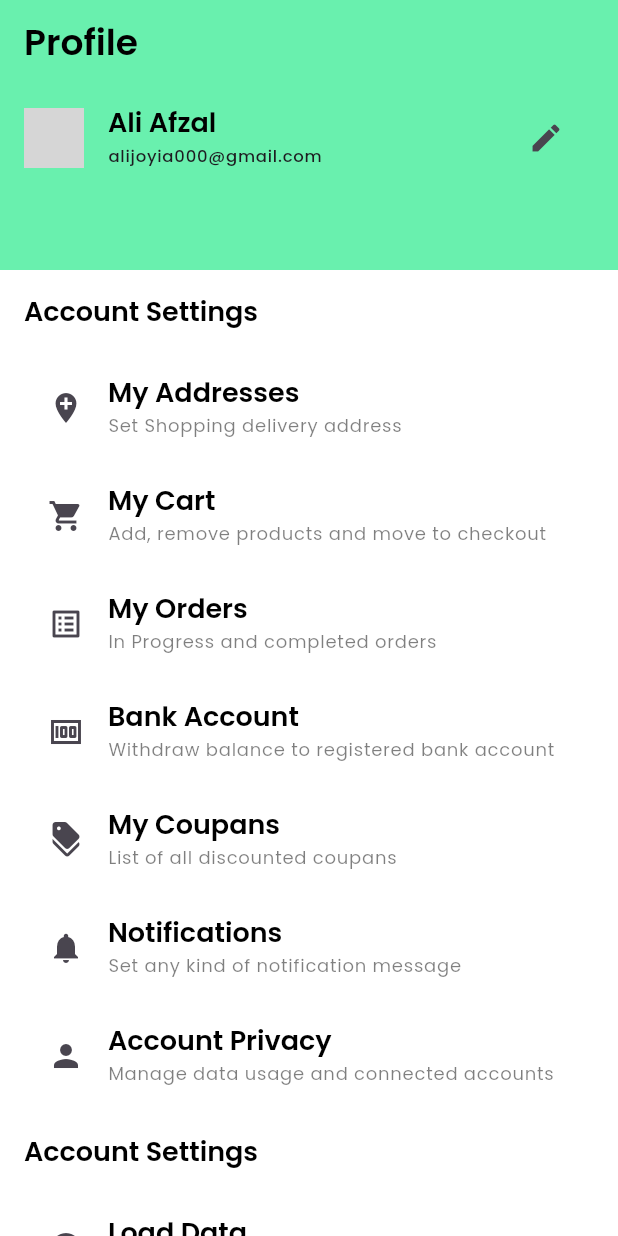
After one commit to Aliafzal323/Trendy-threads, a Flutter app: the ProfileScreen screen opened directly, on a phone screen of 412 x 824 dp. The commit adds this screen. Run offline on Flutter 3.47's test engine with Material 3 defaults, Android fonts, the phone set to English and light mode, and no system bars; our stand-ins replace badges, carousel_slider, flutter_svg, get, get_storage, logger and 1 more; accounts and stored records are empty; network calls fail; grey boxes are pictures that could not be loaded.

Commit message:
User account page Completed

```diff
--- a/lib/features/shop/home/view/view.dart
+++ b/lib/features/shop/home/view/view.dart
@@ -1,14 +1,14 @@
 import 'package:flutter/material.dart';
 import 'package:get/get.dart';
 import 'package:trendy_threads/features/shop/home/Models/home_model.dart';
+import 'package:trendy_threads/features/shop/home/components/products_vertical_card.dart';
 import 'package:trendy_threads/features/shop/home/controllers/home_controller.dart';
 import 'package:trendy_threads/utils/constants/sizes.dart';
-import 'package:trendy_threads/utils/helpers/custom_helpers.dart';
 import 'package:trendy_threads/widgets/app_bar.dart';
 import 'package:trendy_threads/widgets/badge_animation_widget.dart';
 import 'package:trendy_threads/widgets/category_text_widget.dart';
+import 'package:trendy_threads/widgets/custom_grid_view.dart';
 import 'package:trendy_threads/widgets/custom_slider_widget.dart';
-import 'package:trendy_threads/widgets/rounded_image.dart';
 import 'package:trendy_threads/widgets/text_formfield.dart';
 
 part 'home_view.dart';
--- /dev/null
+++ b/lib/features/shop/profile/profile.dart
@@ -0,0 +1 @@
+export 'view/view.dart';
--- /dev/null
+++ b/lib/features/shop/profile/view/profile_view.dart
@@ -0,0 +1,262 @@
+part of 'view.dart';
+
+class ProfileScreen extends StatelessWidget {
+  const ProfileScreen({super.key});
+
+  @override
+  Widget build(BuildContext context) {
+    return Scaffold(
+      body: SingleChildScrollView(
+        child: Column(
+          crossAxisAlignment: CrossAxisAlignment.start,
+          children: [
+            HeaderWidget(
+              height: 180,
+              color: Colors.greenAccent,
+              child: Column(
+                children: [
+                  CustomAppBar(
+                    padding: EdgeInsets.zero,
+                    title: Text(
+                      'Profile',
+                      style: Theme.of(context).textTheme.headlineMedium,
+                    ),
+                  ),
+                  CustomListTile(
+                    imageUrl:
+                        'https://images.pexels.com/photos/220453/pexels-photo-220453.jpeg?auto=compress&cs=tinysrgb&w=1260&h=750&dpr=1',
+                    title: Text(
+                      'Ali Afzal',
+                      style: Theme.of(context).textTheme.headlineSmall,
+                    ),
+                    subtitle: Text(
+                      'alijoyia000@gmail.com',
+                      style: Theme.of(context).textTheme.labelSmall,
+                    ),
+                    trailing: IconButton(
+                      onPressed: () {},
+                      icon: const Icon(
+                        Icons.edit,
+                      ),
+                    ),
+                  ),
+                ],
+              ),
+            ),
+            const SizedBox(
+              height: AppSizes.md,
+            ),
+            Padding(
+              padding: const EdgeInsets.symmetric(horizontal: 16.0),
+              child: Column(
+                crossAxisAlignment: CrossAxisAlignment.start,
+                children: [
+                  Text(
+                    "Account Settings",
+                    style: Theme.of(context).textTheme.headlineSmall,
+                  ),
+                  const SizedBox(
+                    height: AppSizes.md,
+                  ),
+                  CustomListTile(
+                    leading: const Icon(Icons.add_location),
+                    title: Text(
+                      'My Addresses',
+                      style: Theme.of(context).textTheme.headlineSmall,
+                    ),
+                    subtitle: Text(
+                      'Set Shopping delivery address',
+                      style: Theme.of(context).textTheme.labelMedium,
+                    ),
+                  ),
+                  // const Divider(),
+                  CustomListTile(
+                    leading: const Icon(Icons.shopping_cart),
+                    title: Text(
+                      'My Cart',
+                      style: Theme.of(context).textTheme.headlineSmall,
+                    ),
+                    subtitle: Text(
+                      'Add, remove products and move to checkout',
+                      style: Theme.of(context).textTheme.labelMedium,
+                    ),
+                  ),
+                  // const Divider(),
+                  CustomListTile(
+                    leading: const Icon(Icons.list_alt),
+                    title: Text(
+                      'My Orders',
+                      style: Theme.of(context).textTheme.headlineSmall,
+                    ),
+                    subtitle: Text(
+                      'In Progress and completed orders',
+                      style: Theme.of(context).textTheme.labelMedium,
+                    ),
+                  ),
+                  // const Divider(),
+                  CustomListTile(
+                    leading: const Icon(Icons.money),
+                    title: Text(
+                      'Bank Account',
+                      style: Theme.of(context).textTheme.headlineSmall,
+                    ),
+                    subtitle: Text(
+                      'Withdraw balance to registered bank account',
+                      style: Theme.of(context).textTheme.labelMedium,
+                    ),
+                  ),
+                  // const Divider(),
+                  CustomListTile(
+                    leading: const Icon(Icons.discount),
+                    title: Text(
+                      'My Coupans',
+                      style: Theme.of(context).textTheme.headlineSmall,
+                    ),
+                    subtitle: Text(
+                      'List of all discounted coupans',
+                      style: Theme.of(context).textTheme.labelMedium,
+                    ),
+                  ),
+                  CustomListTile(
+                    leading: const Icon(Icons.notifications),
+                    title: Text(
+                      'Notifications',
+                      style: Theme.of(context).textTheme.headlineSmall,
+                    ),
+                    subtitle: Text(
+                      'Set any kind of notification message',
+                      style: Theme.of(context).textTheme.labelMedium,
+                    ),
+                  ),
+                  CustomListTile(
+                    leading: const Icon(Icons.person),
+                    title: Text(
+                      'Account Privacy',
+                      style: Theme.of(context).textTheme.headlineSmall,
+                    ),
+                    subtitle: Text(
+                      'Manage data usage and connected accounts',
+                      style: Theme.of(context).textTheme.labelMedium,
+                    ),
+                  ),
+                ],
+              ),
+            ),
+            const SizedBox(
+              height: AppSizes.md,
+            ),
+            Padding(
+                padding: const EdgeInsets.symmetric(horizontal: 16.0),
+                child: Column(
+                  crossAxisAlignment: CrossAxisAlignment.start,
+                  children: [
+                    Text(
+                      "Account Settings",
+                      style: Theme.of(context).textTheme.headlineSmall,
+                    ),
+                    const SizedBox(
+                      height: AppSizes.md,
+                    ),
+                    CustomListTile(
+                      leading: const Icon(Icons.data_exploration),
+                      title: Text(
+                        'Load Data',
+                        style: Theme.of(context).textTheme.headlineSmall,
+                      ),
+                      subtitle: Text(
+                        'Upload data to your cloud firestore',
+                        style: Theme.of(context).textTheme.labelMedium,
+                      ),
+                    ),
+                    CustomListTile(
+                      leading: const Icon(Icons.location_pin),
+                      title: Text(
+                        'Geo-location',
+                        style: Theme.of(context).textTheme.headlineSmall,
+                      ),
+                      subtitle: Text(
+                        'Set recommendation based on location',
+                        style: Theme.of(context).textTheme.labelMedium,
+                      ),
+                      trailing: Switch(value: true, onChanged: (value) {}),
+                    ),
+                    CustomListTile(
+                      leading: const Icon(Icons.safety_check),
+                      title: Text(
+                        'Safe Mode',
+                        style: Theme.of(context).textTheme.headlineSmall,
+                      ),
+                      subtitle: Text(
+                        'Search results are safe for all ages',
+                        style: Theme.of(context).textTheme.labelMedium,
+                      ),
+                      trailing: Switch(value: true, onChanged: (value) {}),
+                    ),
+                    CustomListTile(
+                      leading: const Icon(Icons.image),
+                      title: Text(
+                        'HD Image Quality ',
+                        style: Theme.of(context).textTheme.headlineSmall,
+                      ),
+                      subtitle: Text(
+                        'Set Quality of images to be seen',
+                        style: Theme.of(context).textTheme.labelMedium,
+                      ),
+                      trailing: Switch(value: true, onChanged: (value) {}),
+                    ),
+                    const SizedBox(
+                      height: AppSizes.md,
+                    ),
+                    CustomElevatedButton.expanded(
+                      text: 'Log Out',
+                      onPressed: () {},
+                    ),
+                    const SizedBox(
+                      height: AppSizes.sm,
+                    ),
+                  ],
+                )),
+          ],
+        ),
+      ),
+    );
+  }
+}
+
+class CustomListTile extends StatelessWidget {
+  const CustomListTile(
+      {super.key,
+      this.imageUrl,
+      this.title,
+      this.subtitle,
+      this.trailing,
+      this.isTrailing = true,
+      this.onTap,
+      this.leading});
+  final String? imageUrl;
+  final Widget? title;
+  final Widget? subtitle;
+  final Widget? trailing;
+  final bool isTrailing;
+  final VoidCallback? onTap;
+  final Widget? leading;
+
+  @override
+  Widget build(BuildContext context) {
+    return GestureDetector(
+      onTap: onTap,
+      child: ListTile(
+        leading: leading ??
+            CircleAvatar(
+              backgroundImage: NetworkImage(
+                imageUrl ??
+                    'https://images.pexels.com/photos/220453/pexels-photo-220453.jpeg?auto=compress&cs=tinysrgb&w=1260&h=750&dpr=1',
+              ),
+            ),
+        title: title,
+        subtitle: subtitle,
+        trailing: isTrailing ? trailing : null,
+      ),
+    );
+  }
+}
--- /dev/null
+++ b/lib/features/shop/profile/view/view.dart
@@ -0,0 +1,8 @@
+import 'package:flutter/material.dart';
+import 'package:trendy_threads/features/shop/home/view/view.dart';
+import 'package:trendy_threads/utils/constants/sizes.dart';
+import 'package:trendy_threads/widgets/app_bar.dart';
+import 'package:trendy_threads/widgets/custom_elevated_button.dart';
+
+part 'profile_page.dart';
+part 'profile_view.dart';
--- a/lib/features/tab/controller/tab_controller.dart
+++ b/lib/features/tab/controller/tab_controller.dart
@@ -2,6 +2,7 @@ import 'package:flutter/material.dart';
 import 'package:get/get_rx/src/rx_types/rx_types.dart';
 import 'package:get/get_state_manager/src/simple/get_controllers.dart';
 import '../../shop/home/view/view.dart';
+import '../../shop/profile/view/view.dart';
 
 class NavigationController extends GetxController {
   final Rx<int> navigationIndex = 0.obs;
@@ -9,6 +10,6 @@ class NavigationController extends GetxController {
     const HomePage(),
     Container(color: Colors.green),
     Container(color: Colors.blue),
-    Container(color: Colors.yellow),
+    const ProfilePage(),
   ];
 }
--- a/lib/widgets/app_bar.dart
+++ b/lib/widgets/app_bar.dart
@@ -11,6 +11,8 @@ class CustomAppBar extends StatelessWidget implements PreferredSizeWidget {
     this.leadingIcon,
     this.actions,
     this.onLeadingPressed,
+    this.backgroundColor,
+    this.padding,
   });
 
   final Widget? title;
@@ -18,12 +20,15 @@ class CustomAppBar extends StatelessWidget implements PreferredSizeWidget {
   final IconData? leadingIcon;
   final List<Widget>? actions;
   final VoidCallback? onLeadingPressed;
+  final Color? backgroundColor;
+  final EdgeInsetsGeometry? padding;
 
   @override
   Widget build(BuildContext context) {
     return Padding(
-      padding: const EdgeInsets.symmetric(horizontal: AppSizes.md),
+      padding: padding ?? const EdgeInsets.symmetric(horizontal: AppSizes.md),
       child: AppBar(
+        backgroundColor: backgroundColor,
         automaticallyImplyLeading: false,
         leading: showBackArrow
             ? IconButton(
```
Also changed, not shown: lib/features/shop/home/components/products_vertical_card.dart (added, +156 -0 lines), lib/features/shop/home/view/home_view.dart (+12 -163 lines), lib/features/shop/profile/view/profile_page.dart (added, +10 -0 lines), lib/widgets/custom_grid_view.dart (added, +34 -0 lines), 5 other files.
